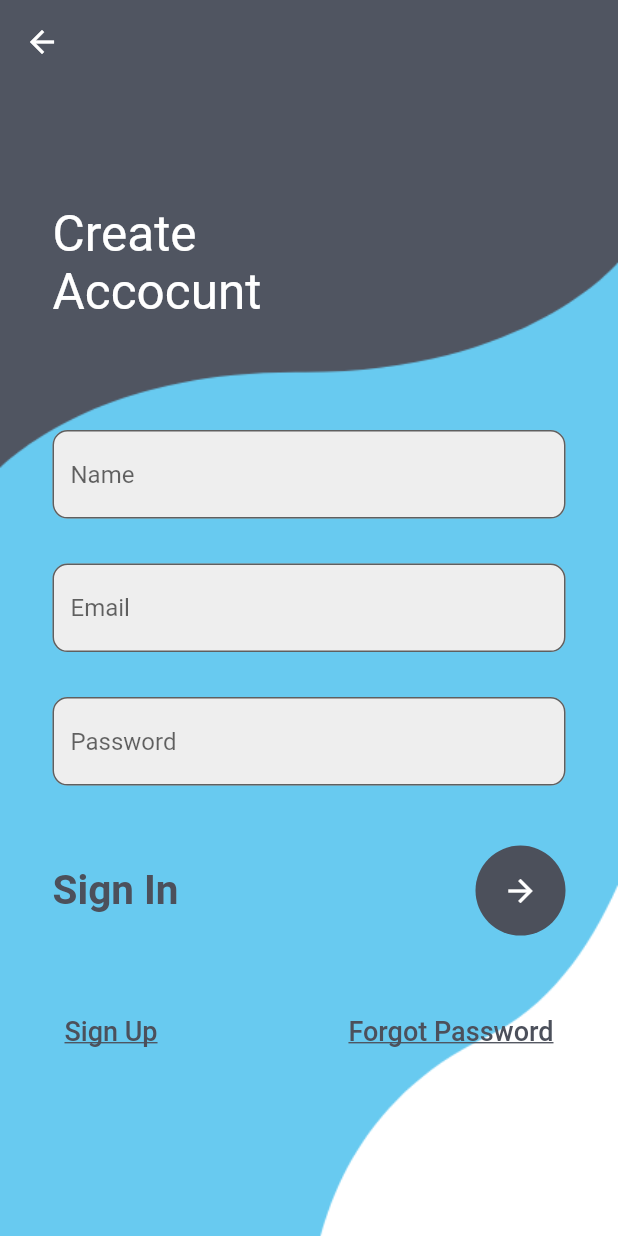
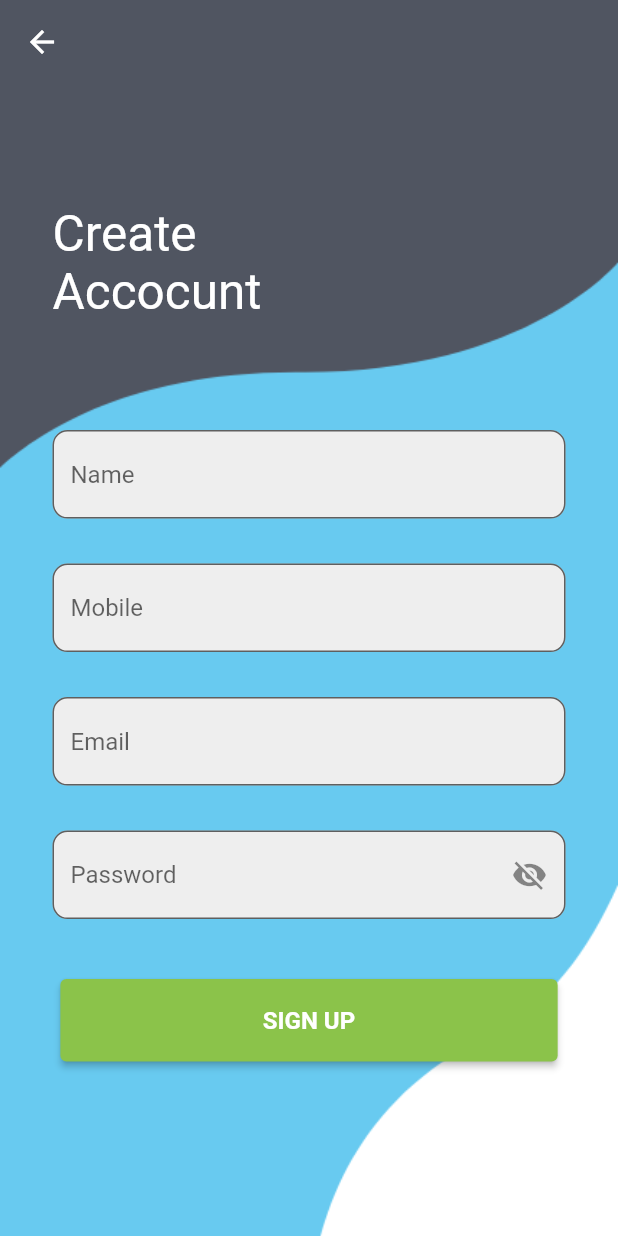
Before and after one commit to AbhishekNayakR/FlutterFire, a Flutter app: the screen it shows after launch, after a tap on "Sign Up", on a phone screen of 412 x 824 dp. Run offline on Flutter 3.47's test engine with Material 2 defaults, Android fonts, the phone set to English and light mode, and no system bars.

Commit message:
UI changes with sign up function implemented

```diff
--- a/lib/login.dart
+++ b/lib/login.dart
@@ -1,4 +1,5 @@
 import 'package:flutter/material.dart';
+import 'package:screen/register.dart';
 
 class Mylogin extends StatefulWidget {
   const Mylogin({Key? key}) : super(key: key);
@@ -8,6 +9,7 @@ class Mylogin extends StatefulWidget {
 }
 
 class _MyloginState extends State<Mylogin> {
+  bool _passwordVisible = false;
   @override
   Widget build(BuildContext context) {
     return Container(
@@ -47,13 +49,28 @@ class _MyloginState extends State<Mylogin> {
                       height: 30,
                     ),
                     TextField(
-                        obscureText: true,
-                        decoration: InputDecoration(
-                            fillColor: Colors.grey.shade200,
-                            filled: true,
-                            hintText: 'Password',
-                            border: OutlineInputBorder(
-                                borderRadius: BorderRadius.circular(10)))),
+                      obscureText: !_passwordVisible,
+                      decoration: InputDecoration(
+                        fillColor: Colors.grey.shade200,
+                        filled: true,
+                        hintText: 'Password',
+                        border: OutlineInputBorder(
+                          borderRadius: BorderRadius.circular(10),
+                        ),
+                        suffixIcon: IconButton(
+                          icon: Icon(
+                            _passwordVisible
+                                ? Icons.visibility
+                                : Icons.visibility_off,
+                          ),
+                          onPressed: () {
+                            setState(() {
+                              _passwordVisible = !_passwordVisible;
+                            });
+                          },
+                        ),
+                      ),
+                    ),
                     const SizedBox(
                       height: 40,
                     ),
@@ -86,7 +103,11 @@ class _MyloginState extends State<Mylogin> {
                       children: [
                         TextButton(
                             onPressed: () {
-                              Navigator.pushNamed(context, 'register');
+                              Navigator.push(
+                                context,
+                                MaterialPageRoute(
+                                    builder: (context) => const Myregister()),
+                              );
                             },
                             child: const Text(
                               'Sign Up',
--- a/lib/main.dart
+++ b/lib/main.dart
@@ -1,6 +1,5 @@
 import 'package:flutter/material.dart';
 import 'package:screen/login.dart';
-import 'package:screen/register.dart';
 
 void main() {
   runApp(MaterialApp(
@@ -8,7 +7,6 @@ void main() {
     initialRoute: 'login',
     routes: {
       'login': (context) => const Mylogin(),
-      'register': (context) => const Myregister()
     },
   ));
 }
--- a/lib/register.dart
+++ b/lib/register.dart
@@ -1,4 +1,5 @@
 import 'package:flutter/material.dart';
+import 'package:flutter/services.dart';
 
 class Myregister extends StatefulWidget {
   const Myregister({Key? key}) : super(key: key);
@@ -8,6 +9,7 @@ class Myregister extends StatefulWidget {
 }
 
 class _MyregisterState extends State<Myregister> {
+  bool _passwordVisible = false;
   @override
   Widget build(BuildContext context) {
     return Container(
@@ -20,7 +22,8 @@ class _MyregisterState extends State<Myregister> {
           elevation: 0,
         ),
         backgroundColor: Colors.transparent,
-        body: Stack(
+        body: SingleChildScrollView(
+          child: Stack(
             children: [
               Container(
                 padding: const EdgeInsets.only(left: 35, top: 80),
@@ -32,8 +35,7 @@ class _MyregisterState extends State<Myregister> {
                   ),
                 ),
               ),
-            SingleChildScrollView(
-              child: Container(
+              Container(
                 padding: EdgeInsets.only(
                     top: MediaQuery.of(context).size.height * 0.28,
                     right: 35,
@@ -45,6 +47,21 @@ class _MyregisterState extends State<Myregister> {
                             fillColor: Colors.grey.shade200,
                             filled: true,
                             hintText: 'Name',
+                            border: OutlineInputBorder(
+                                borderRadius: BorderRadius.circular(10)))),
+                    const SizedBox(
+                      height: 30,
+                    ),
+                    TextField(
+                        obscureText: false,
+                        inputFormatters: <TextInputFormatter>[
+                          FilteringTextInputFormatter.digitsOnly,
+                          LengthLimitingTextInputFormatter(10)
+                        ],
+                        decoration: InputDecoration(
+                            fillColor: Colors.grey.shade200,
+                            filled: true,
+                            hintText: 'Mobile',
                             border: OutlineInputBorder(
                                 borderRadius: BorderRadius.circular(10)))),
                     const SizedBox(
@@ -66,67 +83,41 @@ class _MyregisterState extends State<Myregister> {
                           fillColor: Colors.grey.shade200,
                           filled: true,
                           hintText: 'Password',
+                          suffixIcon: IconButton(
+                            icon: Icon(
+                              _passwordVisible
+                                  ? Icons.visibility
+                                  : Icons.visibility_off,
+                            ),
+                            onPressed: () {
+                              setState(() {
+                                _passwordVisible = !_passwordVisible;
+                              });
+                            },
+                          ),
                           border: OutlineInputBorder(
-                                borderRadius: BorderRadius.circular(10)))),
-                    const SizedBox(
-                      height: 40,
-                    ),
-                    Row(
-                      mainAxisAlignment: MainAxisAlignment.spaceBetween,
-                      children: [
-                        const Text(
-                          'Sign In',
-                          style: TextStyle(
-                              color: Color(0xff4c505b),
-                              fontSize: 27,
-                              fontWeight: FontWeight.w700),
-                        ),
-                        CircleAvatar(
-                          radius: 30,
-                          backgroundColor: const Color(0xff4c505b),
-                          child: IconButton(
-                            color: Colors.white,
-                            onPressed: () {},
-                            icon: const Icon(Icons.arrow_forward),
-                          ),
-                        )
-                      ],
+                              borderRadius: BorderRadius.circular(10))),
                     ),
                     const SizedBox(
                       height: 40,
                     ),
-                    Row(
-                      mainAxisAlignment: MainAxisAlignment.spaceBetween,
-                      children: [
-                        TextButton(
-                            onPressed: () {
-                              Navigator.pushNamed(context, 'register');
-                            },
-                            child: const Text(
-                              'Sign Up',
-                              style: TextStyle(
-                                  decoration: TextDecoration.underline,
-                                  fontSize: 18,
-                                  color: Color(0xff4c505b)),
-                            )),
-                        TextButton(
+                    ElevatedButton(
                       onPressed: () {},
-                            child: const Text(
-                              'Forgot Password',
-                              style: TextStyle(
-                                  decoration: TextDecoration.underline,
-                                  fontSize: 18,
-                                  color: Color(0xff4c505b)),
-                            )),
+                      style: ElevatedButton.styleFrom(
+                          backgroundColor: Colors.lightGreen,
+                          padding: const EdgeInsets.symmetric(
+                              horizontal: 135, vertical: 18),
+                          textStyle: const TextStyle(
+                              fontSize: 16, fontWeight: FontWeight.bold)),
+                      child: const Text('SIGN UP'),
+                    )
                   ],
-                    ),
-                  ],
-                ),
                 ),
               )
             ],
           ),
         ),
+      ),
     );
   }
 }
```
Lines whose indentation alone changed are shown as unchanged.
